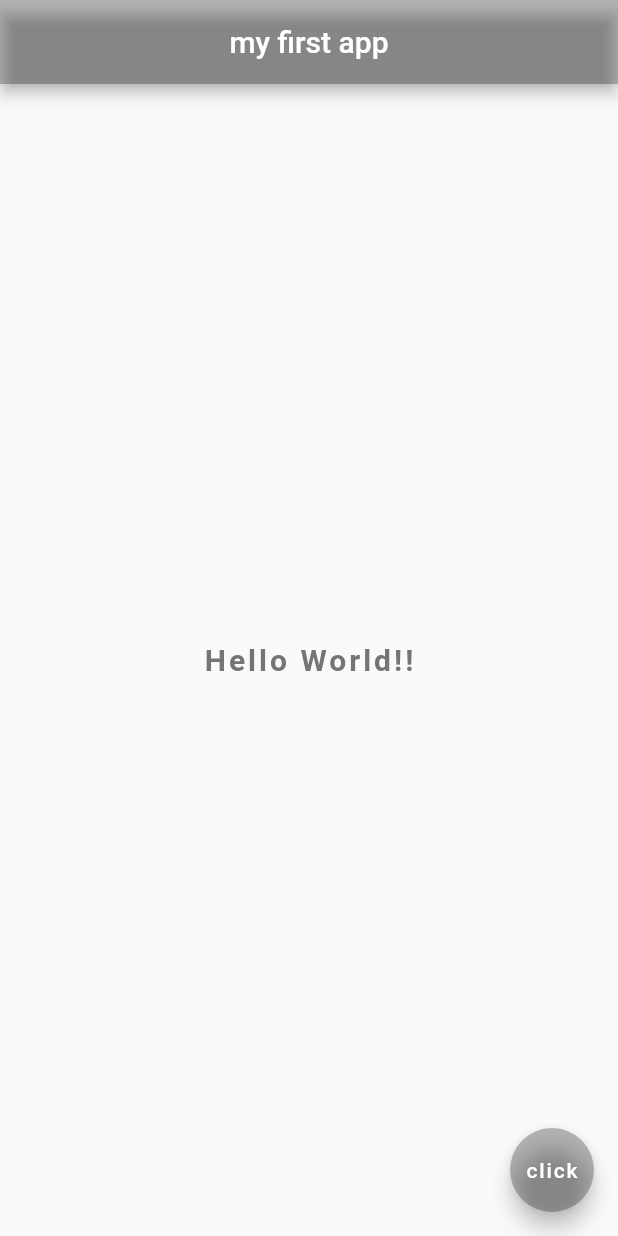
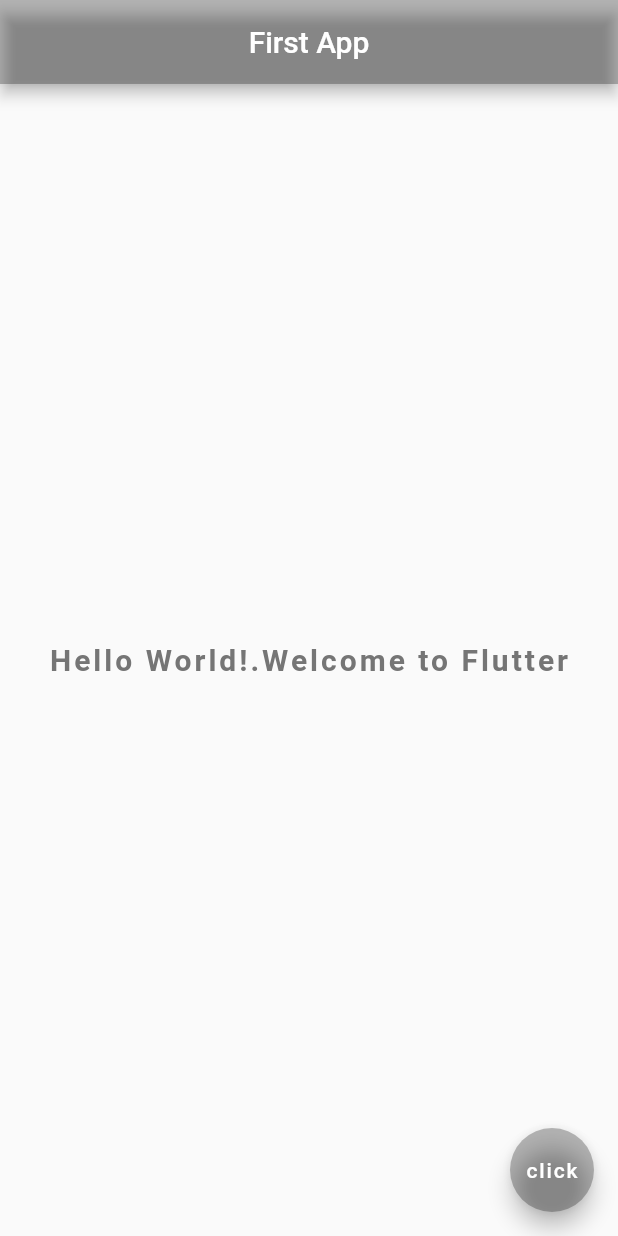
Before and after one commit to shubhsardana29/intro-flutter, a Flutter app: the screen it shows after launch, on a phone screen of 412 x 824 dp. Run offline on Flutter 3.47's test engine with Material 2 defaults, Android fonts, the phone set to English and light mode, and no system bars; Roboto replaces fonts that are missing (IndieFlower).

```diff
--- a/flutter_application_1/lib/main.dart
+++ b/flutter_application_1/lib/main.dart
@@ -1,14 +1,22 @@
 import 'package:flutter/material.dart';
 
 void main() => runApp(MaterialApp(
-      home: Scaffold(
+      home: Home(),
+    ));
+
+class Home extends StatelessWidget {
+  const Home({Key? key}) : super(key: key);
+
+  @override
+  Widget build(BuildContext context) {
+    return Scaffold(
       appBar: AppBar(
-          title: Text("my first app"),
+        title: Text("First App"),
         centerTitle: true,
         backgroundColor: Colors.black26,
       ),
       body: Center(
-            child: Text("Hello World!!",
+          child: Text("Hello World!.Welcome to Flutter",
               style: TextStyle(
                   fontSize: 20.0,
                   fontWeight: FontWeight.bold,
@@ -20,5 +28,6 @@ void main() => runApp(MaterialApp(
         child: Text("click"),
         backgroundColor: Colors.black26,
       ),
-      ),
-    ));
+    );
+  }
+}
```
Lines whose indentation alone changed are shown as unchanged.
